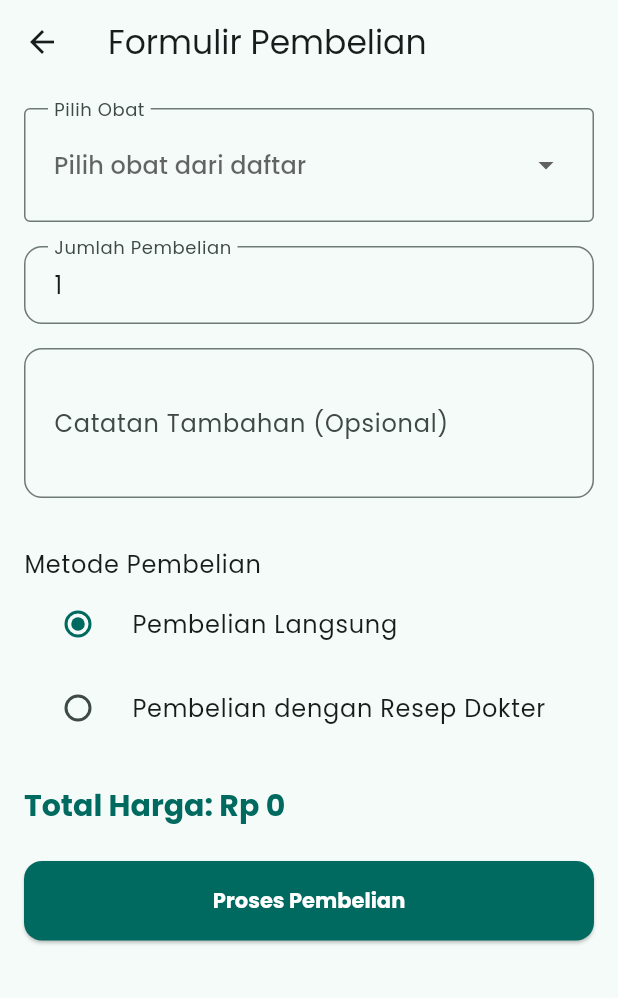
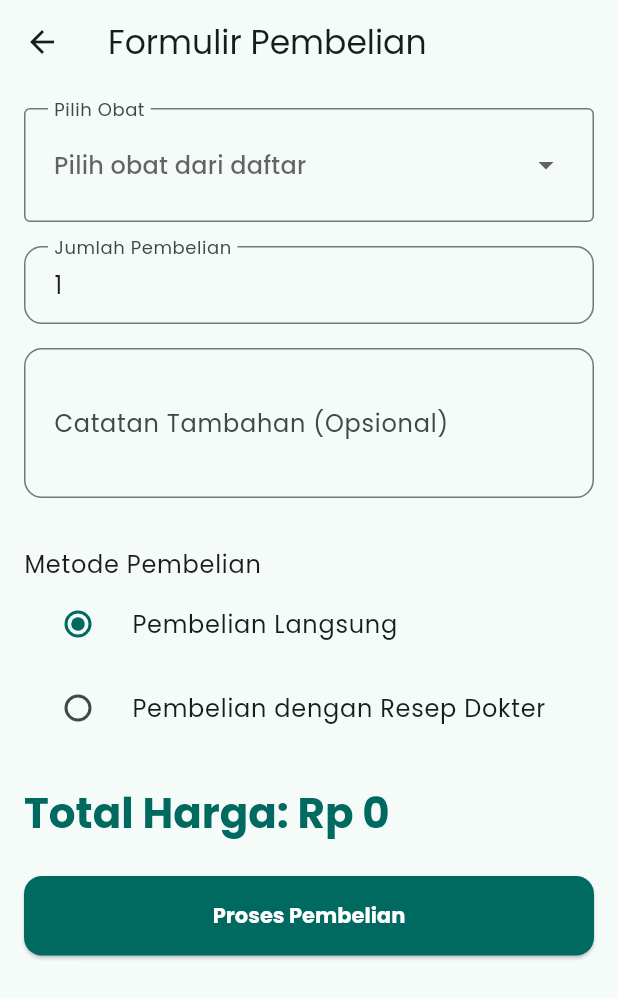
Before and after one commit to ARSWDZZ22/utspam_soald_if5b_3012310044, a Flutter app: the PurchaseFormScreen screen opened by its route, on a phone screen of 412 x 824 dp. Shown: the top 998 px of the screen. Run offline on Flutter 3.47's test engine with Material 3 defaults, Android fonts, the phone set to English and light mode, and no system bars; our stand-ins replace google_fonts, image_picker, shared_preferences; accounts and stored records are empty; network calls fail.

Commit message:
commit 7

```diff
--- a/lib/utils/theme.dart
+++ b/lib/utils/theme.dart
@@ -1,35 +1,18 @@
-// lib/utils/theme.dart
-
 import 'package:flutter/material.dart';
 import 'package:google_fonts/google_fonts.dart';
 
 class AppTheme {
   static ColorScheme lightColorScheme = ColorScheme.fromSeed(
-    seedColor: Colors.teal,
-    brightness: Brightness.light,
-  );
-
+      seedColor: Colors.teal, brightness: Brightness.light);
   static ThemeData lightTheme = ThemeData(
     useMaterial3: true,
     colorScheme: lightColorScheme,
-    textTheme: GoogleFonts.poppinsTextTheme().copyWith(
-      headlineMedium: GoogleFonts.poppins(
-        fontSize: 20,
-        fontWeight: FontWeight.bold,
-        color: lightColorScheme.onSurface,
-      ),
-      bodyLarge: GoogleFonts.poppins(fontSize: 16),
-      bodyMedium: GoogleFonts.poppins(fontSize: 14),
-    ),
+    textTheme: GoogleFonts.poppinsTextTheme(),
     inputDecorationTheme: InputDecorationTheme(
-      border: OutlineInputBorder(
-        borderRadius: BorderRadius.circular(12.0),
-        borderSide: BorderSide(color: lightColorScheme.outline),
-      ),
+      border: OutlineInputBorder(borderRadius: BorderRadius.circular(12.0)),
       focusedBorder: OutlineInputBorder(
-        borderRadius: BorderRadius.circular(12.0),
-        borderSide: BorderSide(color: lightColorScheme.primary, width: 2.0),
-      ),
+          borderRadius: BorderRadius.circular(12.0),
+          borderSide: BorderSide(color: lightColorScheme.primary, width: 2.0)),
       contentPadding: const EdgeInsets.symmetric(horizontal: 16, vertical: 14),
     ),
     elevatedButtonTheme: ElevatedButtonThemeData(
@@ -37,9 +20,7 @@ class AppTheme {
         backgroundColor: lightColorScheme.primary,
         foregroundColor: lightColorScheme.onPrimary,
         padding: const EdgeInsets.symmetric(vertical: 16),
-        shape: RoundedRectangleBorder(
-          borderRadius: BorderRadius.circular(12),
-        ),
+        shape: RoundedRectangleBorder(borderRadius: BorderRadius.circular(12)),
         textStyle: GoogleFonts.poppins(fontWeight: FontWeight.bold),
       ),
     ),
```
